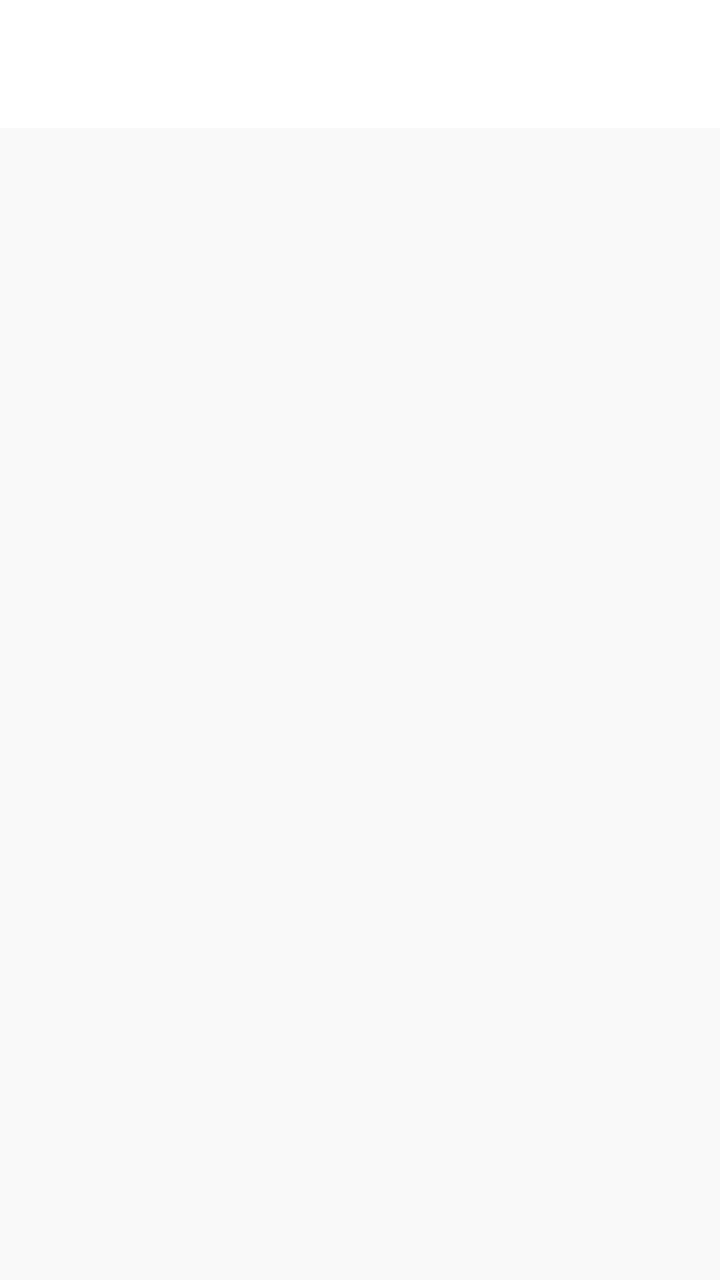
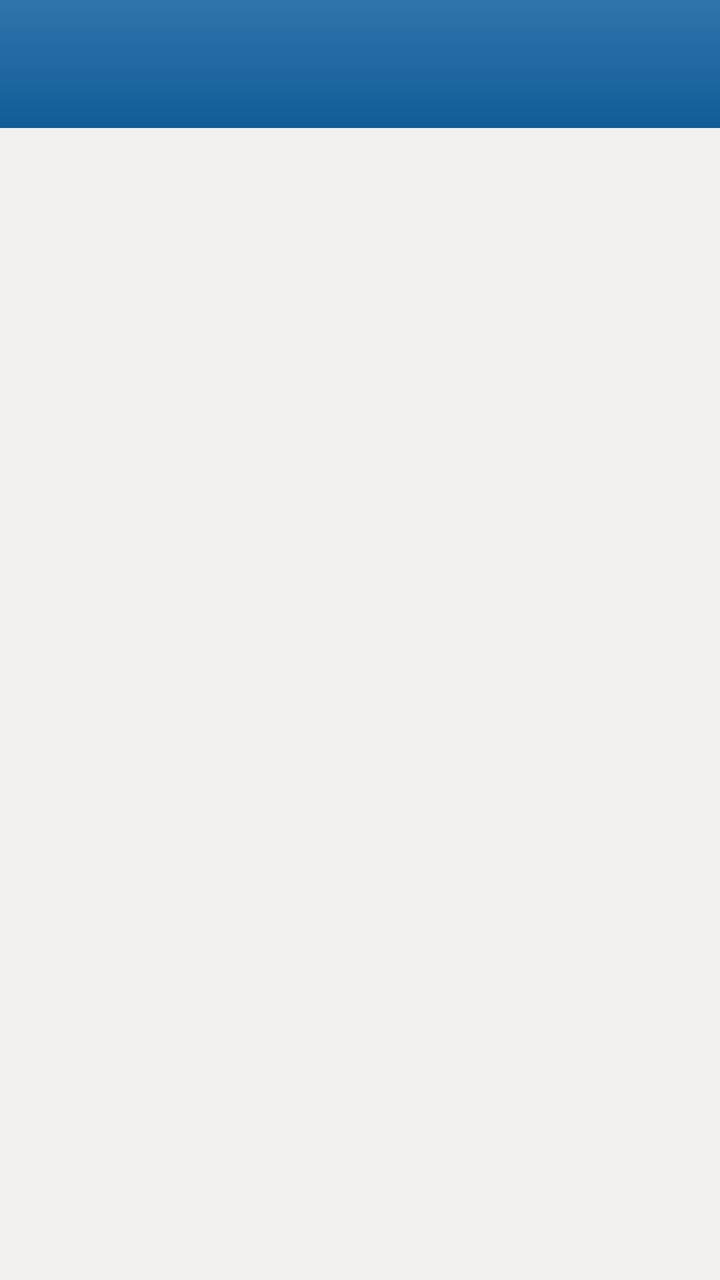

Before-and-after screenshots of an Android layout around one commit, followed by the original layout XML and the change that was made.
<!-- AndroidManifest.xml: application theme Theme.DoitClone -->
<!-- res/layout/activity_search.xml -->
<LinearLayout
    xmlns:android="http://schemas.android.com/apk/res/android"
    android:layout_width="match_parent"
    android:layout_height="match_parent"
    android:orientation="vertical">

    <com.google.android.material.appbar.MaterialToolbar
        android:id="@+id/toolbar"
        android:layout_width="match_parent"
        android:layout_height="?attr/actionBarSize"
        android:background="@color/surface" />

    <FrameLayout
        android:layout_width="match_parent"
        android:layout_height="match_parent">

        <TextView
            android:id="@+id/empty_view"
            android:layout_width="wrap_content"
            android:layout_height="wrap_content"
            android:layout_gravity="center"
            android:text="@string/empty_list"
            android:textColor="@color/text_hint"
            android:visibility="gone" />

        <androidx.recyclerview.widget.RecyclerView
            android:id="@+id/search_list"
            android:layout_width="match_parent"
            android:layout_height="match_parent" />
    </FrameLayout>
</LinearLayout>
<!-- resources referenced by this layout -->
<resources>
  <color name="surface">#FFFFFFFF</color>
  <color name="text_hint">#61000000</color>
  <string name="empty_list">暂无内容</string>
  <style name="Theme.DoitClone" parent="Theme.Material3.DayNight.NoActionBar">
          <item name="colorPrimary">@color/primary</item>
          <item name="colorOnPrimary">@color/on_primary</item>
          <item name="colorPrimaryContainer">@color/primary_container</item>
          <item name="android:colorBackground">@color/background</item>
          <item name="android:statusBarColor">@color/surface</item>
          <item name="android:windowLightStatusBar">true</item>
      </style>
  <color name="primary">#FF2196F3</color>
  <color name="on_primary">#FFFFFFFF</color>
  <color name="primary_container">#FFE3F2FD</color>
  <color name="background">#FFFAFAFA</color>
</resources>

<!-- the commit's change to res/layout/activity_search.xml (unified diff, before → after) -->
@@ -1,5 +1,6 @@
 <LinearLayout
     xmlns:android="http://schemas.android.com/apk/res/android"
+    xmlns:app="http://schemas.android.com/apk/res-auto"
     android:layout_width="match_parent"
     android:layout_height="match_parent"
     android:orientation="vertical">
@@ -8,7 +9,9 @@
         android:id="@+id/toolbar"
         android:layout_width="match_parent"
         android:layout_height="?attr/actionBarSize"
-        android:background="@color/surface" />
+        android:background="@drawable/actionbar_bg" 
+        app:titleTextColor="@color/actionbar_title_text_color"
+        app:theme="@style/ToolbarMenuTheme" />
 
     <FrameLayout
         android:layout_width="match_parent"
<!-- resource entries referenced after the edit -->
@@ -1,19 +1,41 @@
 <!-- resources referenced by this layout -->
 <resources>
-  <color name="surface">#FFFFFFFF</color>
-  <color name="text_hint">#61000000</color>
+  <color name="actionbar_title_text_color">#B2FFFFFF</color>
+  <color name="text_hint">#66000000</color>
+  <!-- drawable actionbar_bg (drawable) -->
+  <?xml version="1.0" encoding="utf-8"?>
+  <layer-list xmlns:android="http://schemas.android.com/apk/res/android">
+      <item>
+          <shape android:shape="rectangle">
+              <solid android:color="@color/actionbar_bg" />
+          </shape>
+      </item>
+      <item>
+          <shape android:shape="rectangle">
+              <gradient android:angle="270" android:startColor="@color/actionbar_bg_top" android:endColor="#00000000" />
+          </shape>
+      </item>
+      <item>
+          <shape android:shape="rectangle">
+              <gradient android:angle="90" android:startColor="@color/actionbar_bg_bottom" android:endColor="#00000000" />
+          </shape>
+      </item>
+  </layer-list>
   <string name="empty_list">暂无内容</string>
+  <style name="ToolbarMenuTheme" parent="ThemeOverlay.Material3.Dark">
+          <item name="colorControlNormal">#FFFFFFFF</item>
+      </style>
   <style name="Theme.DoitClone" parent="Theme.Material3.DayNight.NoActionBar">
-          <item name="colorPrimary">@color/primary</item>
-          <item name="colorOnPrimary">@color/on_primary</item>
-          <item name="colorPrimaryContainer">@color/primary_container</item>
-          <item name="android:colorBackground">@color/background</item>
-          <item name="android:statusBarColor">@color/surface</item>
-          <item name="android:windowLightStatusBar">true</item>
+          <item name="colorPrimary">@color/actionbar_bg</item>
+          <item name="colorOnPrimary">#FFFFFFFF</item>
+          <item name="android:colorBackground">@color/home_content_bg</item>
+          <item name="android:statusBarColor">@color/actionbar_statusbar</item>
+          <item name="android:windowLightStatusBar">false</item>
       </style>
-  <color name="primary">#FF2196F3</color>
-  <color name="on_primary">#FFFFFFFF</color>
-  <color name="primary_container">#FFE3F2FD</color>
-  <color name="background">#FFFAFAFA</color>
+  <color name="actionbar_bg">#FF1262A1</color>
+  <color name="actionbar_bg_top">#20FFFFFF</color>
+  <color name="actionbar_bg_bottom">#10000000</color>
+  <color name="home_content_bg">#FFF2F1EF</color>
+  <color name="actionbar_statusbar">#FF0E4F84</color>
 </resources>
 
